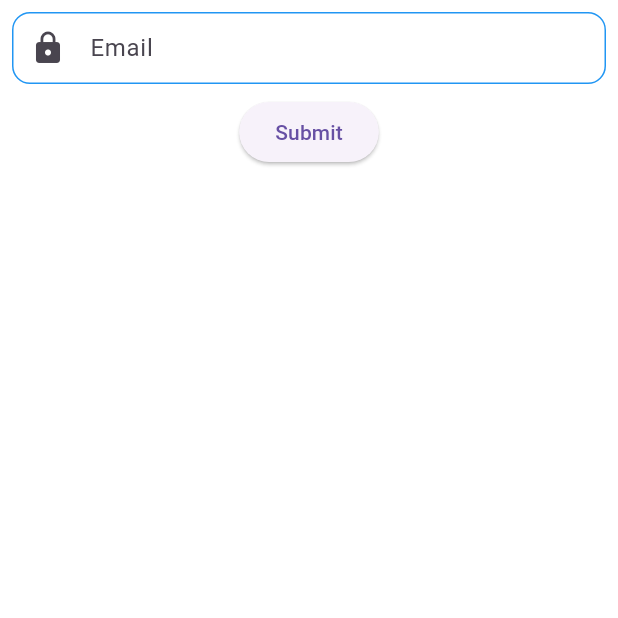
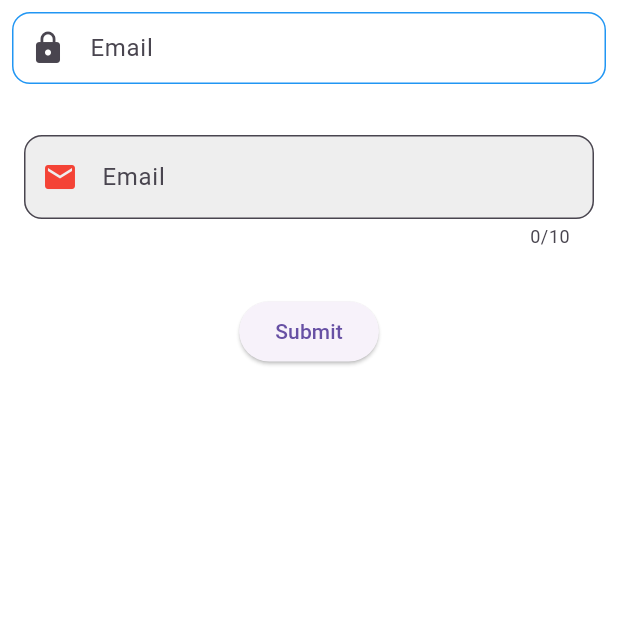
Before and after one commit to LuckyYunicorn/training, a Flutter app: the screen it shows after launch, on a phone screen of 412 x 824 dp, the top half of it. Run offline on Flutter 3.47's test engine with Material 3 defaults, Android fonts, the phone set to English and light mode, and no system bars.

Commit message:
textform and form

```diff
--- a/lib/flutter_widgets/form.dart
+++ b/lib/flutter_widgets/form.dart
@@ -1,5 +1,6 @@
 import 'package:flutter/cupertino.dart';
 import 'package:flutter/material.dart';
+import 'package:training/flutter_widgets/text_field.dart';
 import 'package:training/flutter_widgets/text_form_field.dart';
 
 class CustomForm extends StatefulWidget {
@@ -37,6 +38,9 @@ class _CustomFormState extends State<CustomForm> {
           child: Column(
             children: [
               CustomTextFormField(myController: myController),
+              SizedBox(height: 10,),
+              CustomTextField(),
+              SizedBox(height: 15,),
 
               ElevatedButton(
                 onPressed: () {
--- /dev/null
+++ b/lib/flutter_widgets/text_field.dart
@@ -0,0 +1,44 @@
+import 'package:flutter/material.dart';
+import 'package:flutter/services.dart'; // For inputFormatters
+
+class CustomTextField extends StatelessWidget {
+  const CustomTextField({super.key});
+
+  @override
+  Widget build(BuildContext context) {
+    return Padding(
+      padding: const EdgeInsets.all(16.0),
+      child: TextField(
+        // inputFormatters: [
+        //   FilteringTextInputFormatter.allow(
+        //     RegExp(r'[a-z@.A-Z0-9]'),
+        //   ), // Only allow certain characters
+        //   // LengthLimitingTextInputFormatter(5), // Limit input length
+        // ],
+        maxLength: 10,
+        textCapitalization: TextCapitalization.words,
+        textInputAction: TextInputAction.send,
+        decoration: InputDecoration(
+          labelText: "Email",
+          hintText: "Enter your email",
+          prefixIcon: Icon(Icons.email, color: Colors.red),
+          filled: true,
+          fillColor: Colors.grey.shade200,
+          border: OutlineInputBorder(
+            borderRadius: BorderRadius.circular(12),
+            borderSide: BorderSide(color: Colors.red, width: 2),
+          ),
+          focusedBorder: OutlineInputBorder(
+            borderRadius: BorderRadius.circular(12),
+            borderSide: BorderSide(color: Colors.green, width: 2),
+          ),
+          errorBorder: OutlineInputBorder(
+            borderRadius: BorderRadius.circular(12),
+            borderSide: BorderSide(color: Colors.redAccent, width: 2),
+          ),
+        ),
+        keyboardType: TextInputType.emailAddress,
+      ),
+    );
+  }
+}
--- a/lib/flutter_widgets/text_form_field.dart
+++ b/lib/flutter_widgets/text_form_field.dart
@@ -1,4 +1,5 @@
 import 'package:flutter/material.dart';
+import 'package:flutter/services.dart';
 
 class CustomTextFormField extends StatelessWidget {
   final TextEditingController myController;
@@ -10,6 +11,12 @@ class CustomTextFormField extends StatelessWidget {
       child: Padding(
         padding: const EdgeInsets.all(8.0),
         child: TextFormField(
+          inputFormatters: [
+            FilteringTextInputFormatter.allow(
+              RegExp(r'[a-zA-Z0-9@.]'),
+            ), // Only allow certain characters
+            LengthLimitingTextInputFormatter(50), // Limit input length
+          ],
           controller: myController,
 
           // cursorRadius: Radius.circular(20),
```
